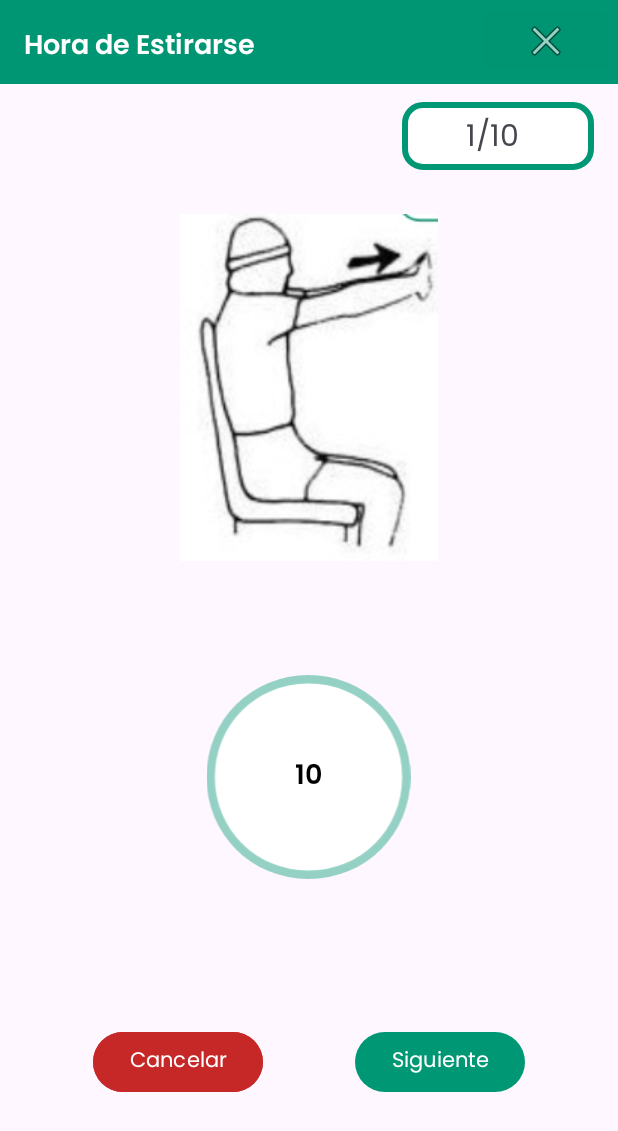
After one commit to DenysLitvynov/Sedora, an Android app: the layout pop_up_estiramientos.xml on its own in the app's theme, with its tools: preview values and no code run, on a phone screen of 412 x 824 dp. The commit adds this screen. Shown: the top 1131 px of the screen. Run offline under Robolectric (Android 15) with nearby library versions, the phone set to English and light mode, and no system bars.

Commit message:
PrimerPrototipo del Pop Up

```diff
--- /dev/null
+++ b/android/app/src/main/res/drawable/fondo_pop_up.xml
@@ -0,0 +1,10 @@
+<?xml version="1.0" encoding="utf-8"?>
+<shape android:shape="rectangle" xmlns:android="http://schemas.android.com/apk/res/android">
+    <corners android:radius="12dp"/>
+
+    <solid android:color="@color/blanco"/>
+    <!-- Definir el borde (color y grosor) -->
+    <stroke
+        android:width="4dp"
+        android:color="@color/verde_primario" /> <!-- Color del borde -->
+</shape>
--- /dev/null
+++ b/android/app/src/main/res/layout/pop_up_estiramientos.xml
@@ -0,0 +1,135 @@
+<?xml version="1.0" encoding="utf-8"?>
+<androidx.constraintlayout.widget.ConstraintLayout xmlns:android="http://schemas.android.com/apk/res/android"
+    xmlns:app="http://schemas.android.com/apk/res-auto"
+    xmlns:tools="http://schemas.android.com/tools"
+    android:layout_width="match_parent"
+    android:layout_height="match_parent">
+
+
+    <Toolbar
+        android:id="@+id/toolbar"
+        android:layout_width="match_parent"
+        android:layout_height="wrap_content"
+        android:background="#009673"
+        app:layout_constraintEnd_toEndOf="parent"
+        app:layout_constraintHorizontal_bias="0.0"
+        app:layout_constraintStart_toStartOf="parent"
+        app:layout_constraintTop_toTopOf="parent" />
+
+    <TextView
+        android:id="@+id/textView2"
+        style="@style/Heading2"
+        android:layout_width="wrap_content"
+        android:layout_height="wrap_content"
+        android:layout_marginStart="16dp"
+        android:layout_marginTop="16dp"
+        android:text="Hora de Estirarse"
+        android:textColor="@color/blanco"
+        app:layout_constraintStart_toStartOf="@+id/toolbar"
+        app:layout_constraintTop_toTopOf="parent" />
+
+    <ImageButton
+        android:id="@+id/imageButton2"
+        android:layout_width="91dp"
+        android:layout_height="50dp"
+        android:layout_marginStart="148dp"
+        android:layout_marginBottom="4dp"
+        android:backgroundTint="#009572"
+
+        app:layout_constraintBottom_toBottomOf="@+id/toolbar"
+        app:layout_constraintStart_toEndOf="@+id/textView2"
+        app:srcCompat="@android:drawable/ic_menu_close_clear_cancel" />
+
+    <ImageView
+        android:id="@+id/imageView15"
+        android:layout_width="0dp"
+        android:layout_height="wrap_content"
+        app:layout_constraintBottom_toBottomOf="parent"
+        app:layout_constraintEnd_toEndOf="parent"
+        app:layout_constraintHorizontal_bias="0.0"
+        app:layout_constraintStart_toStartOf="parent"
+        app:layout_constraintTop_toBottomOf="@+id/toolbar"
+        app:layout_constraintVertical_bias="0.162"
+        app:srcCompat="@drawable/estiramiento" />
+
+    <ImageView
+        android:id="@+id/imageView16"
+        android:layout_width="206dp"
+        android:layout_height="136dp"
+        android:layout_marginStart="90dp"
+        android:layout_marginEnd="90dp"
+        android:layout_marginBottom="90dp"
+        app:layout_constraintBottom_toBottomOf="parent"
+        app:layout_constraintEnd_toEndOf="parent"
+        app:layout_constraintHorizontal_bias="0.48"
+        app:layout_constraintStart_toStartOf="parent"
+        app:layout_constraintTop_toBottomOf="@+id/imageView15"
+        app:layout_constraintVertical_bias="0.339"
+        app:srcCompat="@drawable/circulo" />
+
+    <TextView
+        android:id="@+id/textView17"
+        style="@style/Heading2"
+        android:layout_width="wrap_content"
+        android:layout_height="wrap_content"
+        android:text="10"
+        app:layout_constraintBottom_toBottomOf="@+id/imageView16"
+        app:layout_constraintEnd_toEndOf="@+id/imageView16"
+        app:layout_constraintStart_toStartOf="@+id/imageView16"
+        app:layout_constraintTop_toTopOf="@+id/imageView16" />
+
+    <Button
+        android:id="@+id/button6"
+        android:layout_width="wrap_content"
+        android:layout_height="wrap_content"
+        android:layout_marginTop="36dp"
+        android:layout_marginBottom="30dp"
+        android:text="Siguiente"
+        app:layout_constraintBottom_toBottomOf="parent"
+        app:layout_constraintEnd_toEndOf="parent"
+        app:layout_constraintHorizontal_bias="0.5"
+        app:layout_constraintStart_toEndOf="@+id/button7"
+        app:layout_constraintTop_toBottomOf="@+id/imageView16" />
+
+    <Button
+        android:id="@+id/button7"
+        android:layout_width="wrap_content"
+        android:layout_height="wrap_content"
+        android:layout_marginTop="36dp"
+        android:layout_marginBottom="30dp"
+        android:backgroundTint="#C62828"
+        android:text="Cancelar"
+        app:layout_constraintBottom_toBottomOf="parent"
+        app:layout_constraintEnd_toStartOf="@+id/button6"
+        app:layout_constraintHorizontal_bias="0.5"
+        app:layout_constraintStart_toStartOf="parent"
+        app:layout_constraintTop_toBottomOf="@+id/imageView16" />
+
+    <ImageView
+        android:id="@+id/imageView20"
+        android:layout_width="128dp"
+        android:layout_height="45dp"
+        android:layout_marginTop="12dp"
+        app:layout_constraintEnd_toEndOf="parent"
+        app:layout_constraintHorizontal_bias="0.943"
+        app:layout_constraintStart_toStartOf="parent"
+        app:layout_constraintTop_toBottomOf="@+id/toolbar"
+        app:srcCompat="@drawable/fondo_pop_up" />
+
+    <TextView
+        android:id="@+id/numeroEstiramientos"
+        android:layout_width="wrap_content"
+        android:layout_height="wrap_content"
+        android:layout_marginTop="8dp"
+        android:layout_marginEnd="50dp"
+        android:text="1/10"
+        android:textAlignment="center"
+        android:textSize="20sp"
+        app:layout_constraintBottom_toBottomOf="@+id/imageView20"
+        app:layout_constraintEnd_toEndOf="@+id/imageView20"
+        app:layout_constraintHorizontal_bias="1.0"
+        app:layout_constraintStart_toStartOf="@+id/imageView20"
+        app:layout_constraintTop_toTopOf="@+id/imageView20"
+        app:layout_constraintVertical_bias="0.0" />
+
+</androidx.constraintlayout.widget.ConstraintLayout>
--- a/android/app/src/main/res/values/strings.xml
+++ b/android/app/src/main/res/values/strings.xml
@@ -25,5 +25,4 @@
     <string name="Polpriv">Política de privacidad</string>
 
 
-
 </resources>
```
Also changed, not shown: android/app/src/main/java/com/example/sedora/PopupActivity.java (added, +66 -0 lines), android/app/src/main/res/layout/activity_popup.xml (added, +70 -0 lines), android/app/src/main/res/layout/prueba_pop_up.xml (added, +17 -0 lines), android/app/src/main/res/drawable/estiramiento.png (added).
